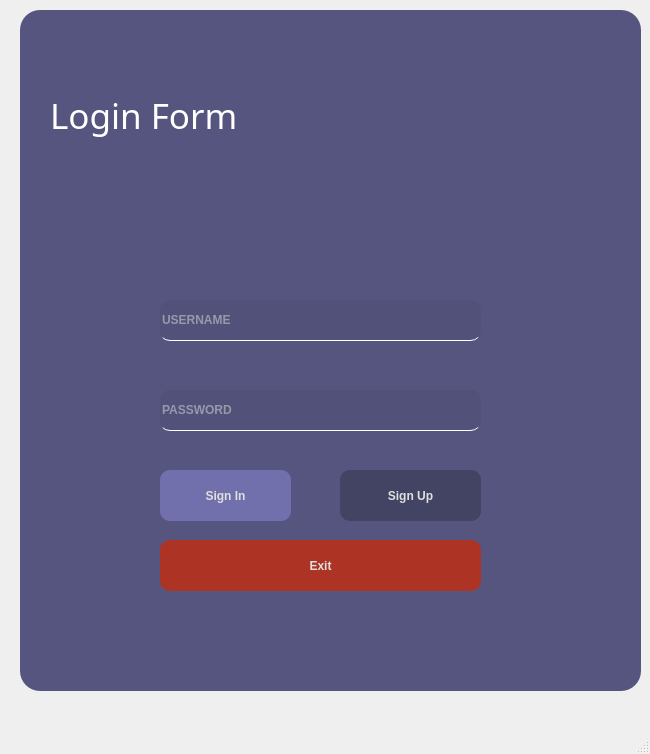
Old version of the form uiauthentication.ui in the repository chafaatoumk/gestion-notes-Qt.
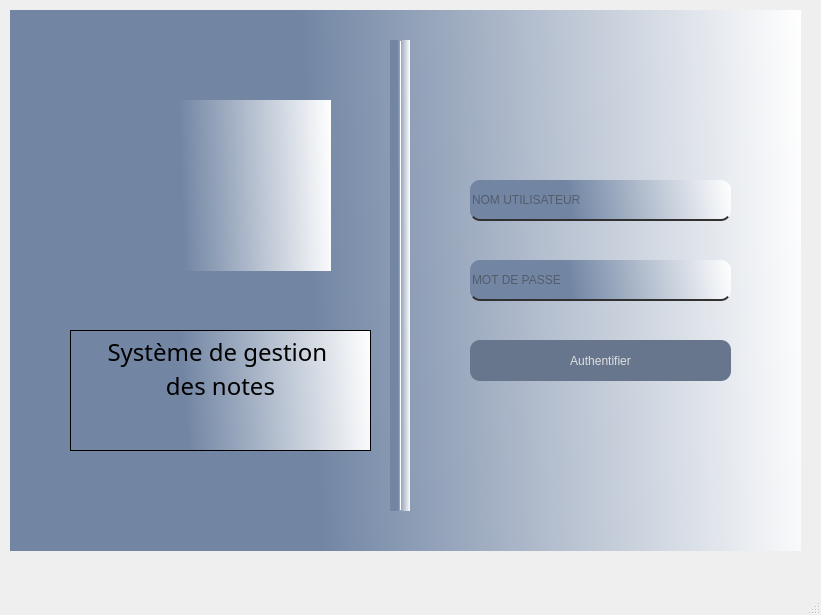
New version of the form. Icons and pictures are not drawn.

Patch:
```diff
--- a/uiauthentication.ui
+++ b/uiauthentication.ui
@@ -6,10 +6,16 @@
    <rect>
     <x>0</x>
     <y>0</y>
-    <width>650</width>
-    <height>754</height>
+    <width>821</width>
+    <height>615</height>
    </rect>
   </property>
+  <property name="maximumSize">
+   <size>
+    <width>821</width>
+    <height>615</height>
+   </size>
+  </property>
   <property name="windowTitle">
    <string>UIauthentication</string>
   </property>
@@ -17,105 +23,61 @@
    <widget class="QWidget" name="widget" native="true">
     <property name="geometry">
      <rect>
-      <x>20</x>
+      <x>10</x>
       <y>10</y>
-      <width>621</width>
-      <height>681</height>
+      <width>791</width>
+      <height>541</height>
      </rect>
     </property>
-    <property name="font">
-     <font>
-      <weight>75</weight>
-      <bold>true</bold>
-      <strikeout>false</strikeout>
-     </font>
-    </property>
     <property name="styleSheet">
-     <string notr="true">background-color: rgb(85, 85, 127);
-border-radius: 20px;</string>
+     <string notr="true">background-color:qlineargradient(spread:pad, x1:0.367, y1:0.0267273, x2:1, y2:0.01, stop:0 rgba(114, 134, 164, 255), stop:1 rgba(255, 255, 255, 255));</string>
     </property>
-    <widget class="QLabel" name="labelLogin">
+    <widget class="Line" name="line">
      <property name="geometry">
       <rect>
-       <x>30</x>
-       <y>70</y>
-       <width>281</width>
-       <height>71</height>
+       <x>380</x>
+       <y>30</y>
+       <width>20</width>
+       <height>471</height>
       </rect>
      </property>
-     <property name="font">
-      <font>
-       <family>Lucida Calligraphy</family>
-       <pointsize>26</pointsize>
-       <weight>50</weight>
-       <italic>false</italic>
-       <bold>false</bold>
-       <underline>false</underline>
-       <strikeout>false</strikeout>
-      </font>
-     </property>
-     <property name="styleSheet">
-      <string notr="true">color: rgb(255, 255, 255);</string>
-     </property>
-     <property name="text">
-      <string>Login Form</string>
-     </property>
-    </widget>
-    <widget class="QPushButton" name="pushButton_login">
-     <property name="geometry">
-      <rect>
-       <x>140</x>
-       <y>460</y>
-       <width>131</width>
-       <height>51</height>
-      </rect>
-     </property>
-     <property name="mouseTracking">
-      <bool>false</bool>
-     </property>
-     <property name="styleSheet">
-      <string notr="true">background-color: rgb(67, 67, 100);
-background-color: rgb(113, 111, 172);
-border-radius: 10px;
-color: rgb(223, 223, 223);</string>
-     </property>
-     <property name="text">
-      <string>Sign In</string>
+     <property name="orientation">
+      <enum>Qt::Vertical</enum>
      </property>
     </widget>
     <widget class="QLineEdit" name="lineEdit_username">
      <property name="geometry">
       <rect>
-       <x>140</x>
-       <y>290</y>
-       <width>321</width>
+       <x>460</x>
+       <y>170</y>
+       <width>261</width>
        <height>41</height>
       </rect>
      </property>
      <property name="styleSheet">
-      <string notr="true">background-color: rgb(81, 81, 121);
-border-radius: 10px;
-border-bottom: 1px solid #ffffff;
-color: rgb(223, 223, 223);</string>
+      <string notr="true">border-radius: 10px;
+background-color: rgba(255, 255, 255, .0);
+border-bottom: 2px solid rgb(49, 49, 49);
+color: rgb(49, 49, 49);</string>
      </property>
      <property name="placeholderText">
-      <string>USERNAME</string>
+      <string>NOM UTILISATEUR</string>
      </property>
     </widget>
     <widget class="QLineEdit" name="lineEdit_password">
      <property name="geometry">
       <rect>
-       <x>140</x>
-       <y>380</y>
-       <width>321</width>
+       <x>460</x>
+       <y>250</y>
+       <width>261</width>
        <height>41</height>
       </rect>
      </property>
      <property name="styleSheet">
-      <string notr="true">background-color: rgb(81, 81, 121);
-border-radius: 10px;
-border-bottom: 1px solid #ffffff;
-color: rgb(223, 223, 223);</string>
+      <string notr="true">border-radius: 10px;
+background-color: rgba(255, 255, 255, .0);
+border-bottom: 2px solid rgb(49, 49, 49);
+color: rgb(49, 49, 49);</string>
      </property>
      <property name="echoMode">
       <enum>QLineEdit::Password</enum>
@@ -124,64 +86,71 @@
       <bool>false</bool>
      </property>
      <property name="placeholderText">
-      <string>PASSWORD</string>
+      <string>MOT DE PASSE</string>
      </property>
     </widget>
-    <widget class="QPushButton" name="pushButton_cancel">
+    <widget class="QPushButton" name="pushButton_login">
      <property name="geometry">
       <rect>
-       <x>140</x>
-       <y>530</y>
-       <width>321</width>
-       <height>51</height>
+       <x>460</x>
+       <y>330</y>
+       <width>261</width>
+       <height>41</height>
       </rect>
      </property>
-     <property name="font">
-      <font>
-       <weight>75</weight>
-       <bold>true</bold>
-       <strikeout>false</strikeout>
-      </font>
-     </property>
      <property name="mouseTracking">
       <bool>false</bool>
      </property>
      <property name="styleSheet">
-      <string notr="true">background-color: rgb(67, 67, 100);
-background-color: rgb(173, 52, 36);
+      <string notr="true">background-color: rgb(103, 117, 141);
 border-radius: 10px;
 color: rgb(223, 223, 223);</string>
      </property>
      <property name="text">
-      <string>Exit</string>
+      <string>Authentifier</string>
      </property>
     </widget>
-    <widget class="QPushButton" name="pushButton_signIn">
+    <widget class="QTextBrowser" name="textBrowser">
      <property name="geometry">
       <rect>
-       <x>320</x>
-       <y>460</y>
-       <width>141</width>
-       <height>51</height>
+       <x>60</x>
+       <y>320</y>
+       <width>301</width>
+       <height>121</height>
       </rect>
      </property>
      <property name="font">
       <font>
-       <weight>75</weight>
-       <bold>true</bold>
-       <strikeout>false</strikeout>
+       <family>Niagara Solid</family>
+       <pointsize>18</pointsize>
       </font>
      </property>
-     <property name="mouseTracking">
-      <bool>false</bool>
+     <property name="styleSheet">
+      <string notr="true">background-color: rgba(255, 255, 255, .0);</string>
      </property>
+     <property name="html">
+      <string>&lt;!DOCTYPE HTML PUBLIC &quot;-//W3C//DTD HTML 4.0//EN&quot; &quot;http://www.w3.org/TR/REC-html40/strict.dtd&quot;&gt;
+&lt;html&gt;&lt;head&gt;&lt;meta name=&quot;qrichtext&quot; content=&quot;1&quot; /&gt;&lt;style type=&quot;text/css&quot;&gt;
+p, li { white-space: pre-wrap; }
+&lt;/style&gt;&lt;/head&gt;&lt;body style=&quot; font-family:'Niagara Solid'; font-size:18pt; font-weight:400; font-style:normal;&quot;&gt;
+&lt;p align=&quot;center&quot; style=&quot; margin-top:0px; margin-bottom:0px; margin-left:0px; margin-right:0px; -qt-block-indent:0; text-indent:0px;&quot;&gt;&lt;span style=&quot; font-family:'MS Shell Dlg 2';&quot;&gt;Système de gestion &lt;/span&gt;&lt;/p&gt;
+&lt;p align=&quot;center&quot; style=&quot; margin-top:0px; margin-bottom:0px; margin-left:0px; margin-right:0px; -qt-block-indent:0; text-indent:0px;&quot;&gt;&lt;span style=&quot; font-family:'MS Shell Dlg 2';&quot;&gt;des notes&lt;/span&gt;&lt;/p&gt;&lt;/body&gt;&lt;/html&gt;</string>
+     </property>
+    </widget>
+    <widget class="QLabel" name="label">
+     <property name="geometry">
+      <rect>
+       <x>80</x>
+       <y>90</y>
+       <width>241</width>
+       <height>171</height>
+      </rect>
+     </property>
      <property name="styleSheet">
-      <string notr="true">background-color: rgb(67, 67, 100);
-border-radius: 10px;
-color: rgb(223, 223, 223);</string>
+      <string notr="true">background-image: url(:/images/images/logo.png);</string>
      </property>
      <property name="text">
-      <string>Sign Up</string>
+      <string/>
      </property>
     </widget>
    </widget>
```
Left out of the diff: 2 changed lines with no effect on the pictures.
